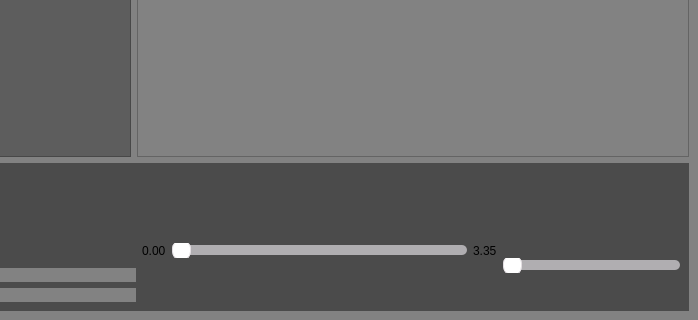
Before: the Qt Designer form Spotifuck/Interface/SpotiFuckDesign.ui in Timofey-arch/algorithms-works, drawn with Qt 5; both pictures show x 118 to 816 and y 314 to 634 of the 816 by 634 pixel window.
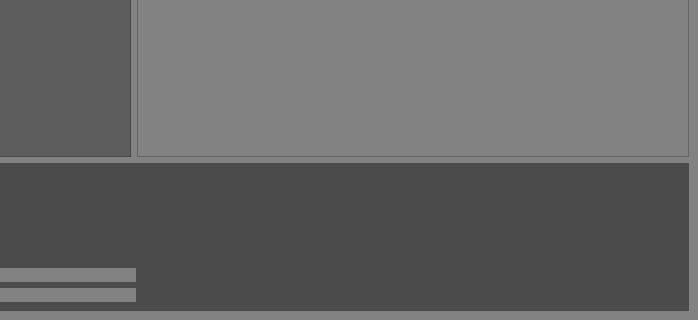
After: the same form once the commit is applied. Icons and pictures are not drawn.

What changed in the file:
```diff
--- a/Spotifuck/Interface/SpotiFuckDesign.ui
+++ b/Spotifuck/Interface/SpotiFuckDesign.ui
@@ -425,53 +425,6 @@
                </item>
               </layout>
              </item>
-             <item>
-              <layout class="QHBoxLayout" name="MusicSlider">
-               <item>
-                <widget class="QLabel" name="CurrentMusicTime">
-                 <property name="text">
-                  <string>0.00</string>
-                 </property>
-                </widget>
-               </item>
-               <item>
-                <widget class="QSlider" name="horizontalSlider">
-                 <property name="styleSheet">
-                  <string notr="true">QSlider{
-                background: rgb(75, 75, 75);
-            }
-            QSlider::groove:horizontal {  
-                height: 10px;
-                margin: 0px;
-                border-radius: 5px;
-                background: #B0AEB1;
-            }
-            QSlider::handle:horizontal {
-                background: #fff;
-                border: 1px solid #E3DEE2;
-                width: 17px;
-                margin: -5px 0; 
-                border-radius: 8px;
-            }
-            QSlider::sub-page:qlineargradient {
-                background: #3B99FC;
-                border-radius: 5px;
-            }</string>
-                 </property>
-                 <property name="orientation">
-                  <enum>Qt::Horizontal</enum>
-                 </property>
-                </widget>
-               </item>
-               <item>
-                <widget class="QLabel" name="MaxMusicTime">
-                 <property name="text">
-                  <string>3.35</string>
-                 </property>
-                </widget>
-               </item>
-              </layout>
-             </item>
             </layout>
            </item>
            <item>
@@ -544,35 +497,6 @@
                </item>
               </layout>
              </item>
-             <item>
-              <widget class="QSlider" name="VolumeSlider">
-               <property name="styleSheet">
-                <string notr="true">QSlider{
-                background: rgb(75, 75, 75);
-            }
-            QSlider::groove:horizontal {  
-                height: 10px;
-                margin: 0px;
-                border-radius: 5px;
-                background: #B0AEB1;
-            }
-            QSlider::handle:horizontal {
-                background: #fff;
-                border: 1px solid #E3DEE2;
-                width: 17px;
-                margin: -5px 0; 
-                border-radius: 8px;
-            }
-            QSlider::sub-page:qlineargradient {
-                background: #3B99FC;
-                border-radius: 5px;
-            }</string>
-               </property>
-               <property name="orientation">
-                <enum>Qt::Horizontal</enum>
-               </property>
-              </widget>
-             </item>
             </layout>
            </item>
           </layout>
```
